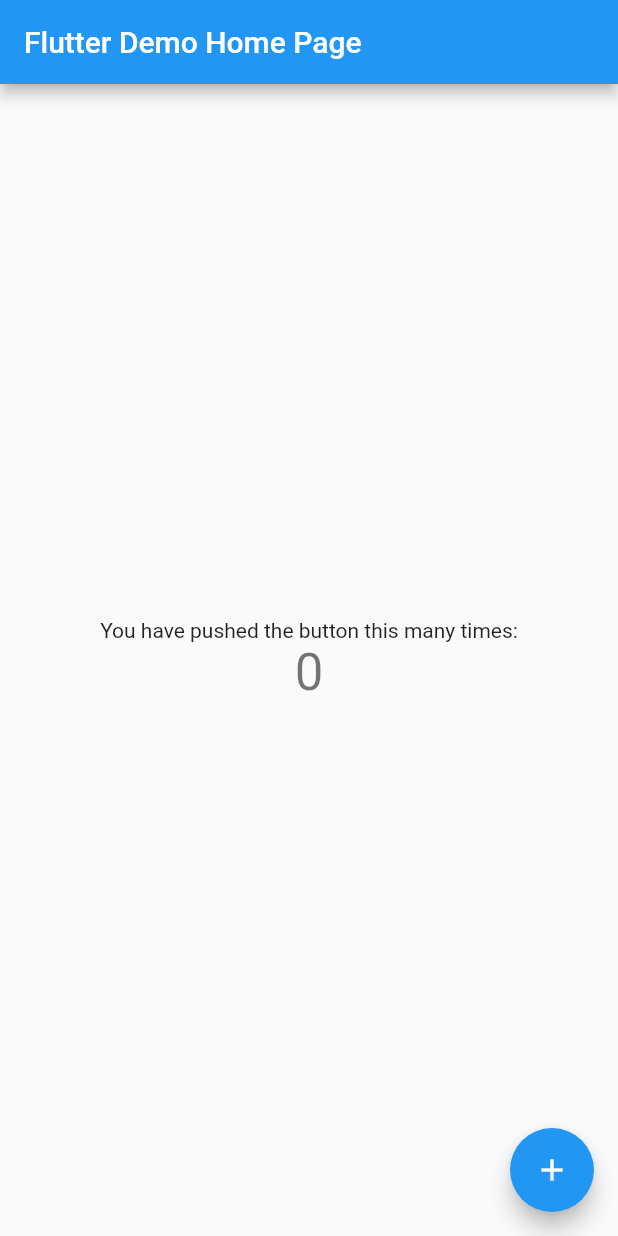
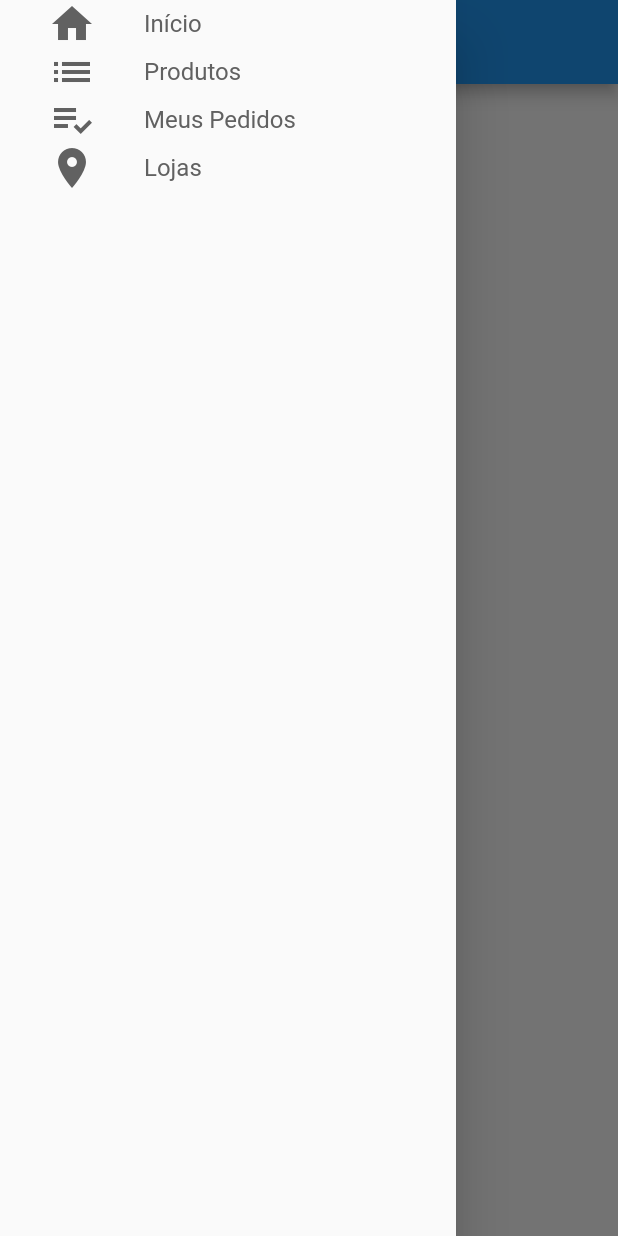
Before and after one commit to madurohomero/loja_virtual, a Flutter app: the screen it shows after launch, with the side drawer open (before the commit the screen has no drawer), on a phone screen of 412 x 824 dp. Run offline on Flutter 3.47's test engine with Material 2 defaults, Android fonts, the phone set to English and light mode, and no system bars.

Commit message:
custom_drawer

```diff
--- /dev/null
+++ b/lib/common/custom_drawer/custom_drawer.dart
@@ -0,0 +1,30 @@
+import 'package:flutter/material.dart';
+import 'package:loja_virtual/common/custom_drawer/drawer_tile.dart';
+
+class CustomDrawer extends StatelessWidget {
+  @override
+  Widget build(BuildContext context) {
+    return Drawer(
+      child: ListView(
+        children: <Widget>[
+          DrawerTile(
+            iconData: Icons.home,
+            title: 'Início',
+          ),
+          DrawerTile(
+            iconData: Icons.list,
+            title: 'Produtos',
+          ),
+          DrawerTile(
+            iconData: Icons.playlist_add_check,
+            title: 'Meus Pedidos',
+          ),
+          DrawerTile(
+            iconData: Icons.location_on,
+            title: 'Lojas',
+          ),
+        ],
+      ),
+    );
+  }
+}
--- /dev/null
+++ b/lib/common/custom_drawer/drawer_tile.dart
@@ -0,0 +1,28 @@
+import 'package:flutter/material.dart';
+
+class DrawerTile extends StatelessWidget {
+  DrawerTile({this.iconData, this.title});
+
+  final IconData iconData;
+  final String title;
+  @override
+  Widget build(BuildContext context) {
+    return SizedBox(
+        child: Row(
+      children: <Widget>[
+        Padding(
+          padding: const EdgeInsets.symmetric(horizontal: 32),
+          child: Icon(
+            iconData,
+            size: 32,
+            color: Colors.grey[700],
+          ),
+        ),
+        Text(
+          title,
+          style: TextStyle(fontSize: 16, color: Colors.grey[700]),
+        )
+      ],
+    ));
+  }
+}
--- a/lib/main.dart
+++ b/lib/main.dart
@@ -1,4 +1,5 @@
 import 'package:flutter/material.dart';
+import 'package:loja_virtual/screens/base/base_screen.dart';
 
 void main() => runApp(MyApp());
 
@@ -7,58 +8,12 @@ class MyApp extends StatelessWidget {
   @override
   Widget build(BuildContext context) {
     return MaterialApp(
-      title: 'Flutter Demo',
+      title: 'Loja Virtual Eccus',
+      debugShowCheckedModeBanner: false,
       theme: ThemeData(
         primarySwatch: Colors.blue,
       ),
-      home: MyHomePage(title: 'Flutter Demo Home Page'),
+      home: BaseScreen(),
     );
   }
 }
-
-class MyHomePage extends StatefulWidget {
-  MyHomePage({Key key, this.title}) : super(key: key);
-
-  final String title;
-
-  @override
-  _MyHomePageState createState() => _MyHomePageState();
-}
-
-class _MyHomePageState extends State<MyHomePage> {
-  int _counter = 0;
-
-  void _incrementCounter() {
-    setState(() {
-      _counter++;
-    });
-  }
-
-  @override
-  Widget build(BuildContext context) {
-    return Scaffold(
-      appBar: AppBar(
-        title: Text(widget.title),
-      ),
-      body: Center(
-        child: Column(
-          mainAxisAlignment: MainAxisAlignment.center,
-          children: <Widget>[
-            Text(
-              'You have pushed the button this many times:',
-            ),
-            Text(
-              '$_counter',
-              style: Theme.of(context).textTheme.display1,
-            ),
-          ],
-        ),
-      ),
-      floatingActionButton: FloatingActionButton(
-        onPressed: _incrementCounter,
-        tooltip: 'Increment',
-        child: Icon(Icons.add),
-      ), // This trailing comma makes auto-formatting nicer for build methods.
-    );
-  }
-}
--- /dev/null
+++ b/lib/screens/base/base_screen.dart
@@ -0,0 +1,26 @@
+import 'package:flutter/material.dart';
+import 'package:loja_virtual/common/custom_drawer/custom_drawer.dart';
+import 'package:loja_virtual/common/custom_drawer/drawer_tile.dart';
+
+class BaseScreen extends StatelessWidget {
+  final PageController pageController = PageController();
+
+  @override
+  Widget build(BuildContext context) {
+    return PageView(
+      controller: pageController,
+      physics: const NeverScrollableScrollPhysics(),
+      children: <Widget>[
+        Scaffold(
+          drawer: CustomDrawer(),
+          appBar: AppBar(
+            title: const Text('Home'),
+          ),
+        ),
+        Container(color: Colors.red),
+        Container(color: Colors.yellow),
+        Container(color: Colors.green),
+      ],
+    );
+  }
+}
```
Also changed, not shown: pubspec.lock.
